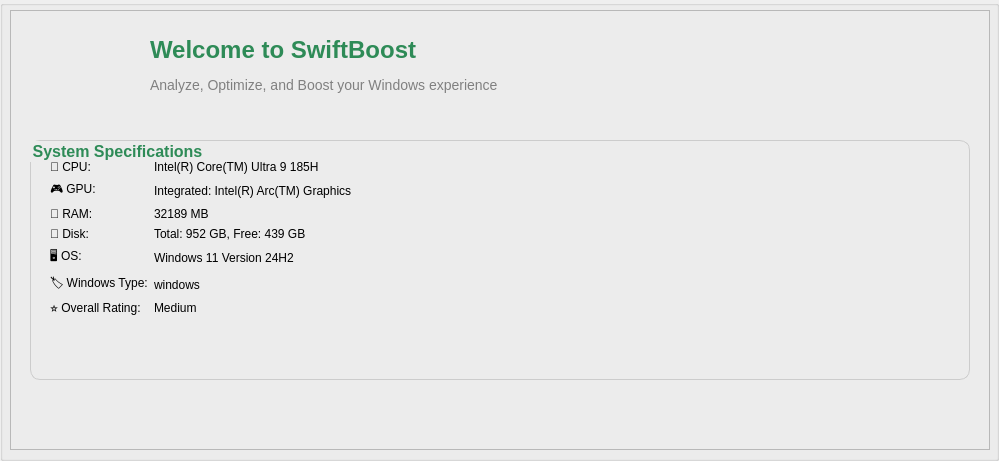
The window that mainmenu.ui (alexhebri/SwiftBoost) describes before a commit, drawn with Qt 5.
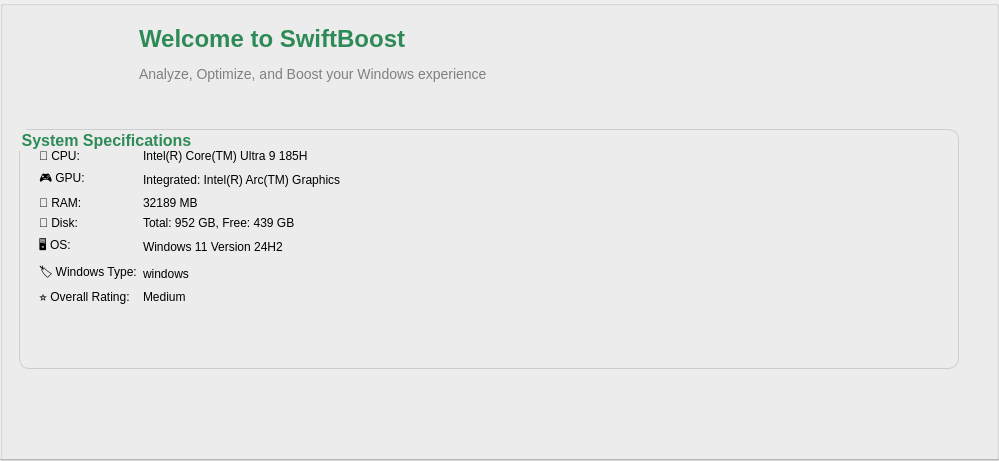
The same window after the commit. Icons and pictures are not drawn.

```diff
--- a/mainmenu.ui
+++ b/mainmenu.ui
@@ -16,10 +16,10 @@
   <widget class="QFrame" name="frame_main">
    <property name="geometry">
     <rect>
-     <x>10</x>
-     <y>10</y>
-     <width>980</width>
-     <height>440</height>
+     <x>-1</x>
+     <y>-1</y>
+     <width>1001</width>
+     <height>461</height>
     </rect>
    </property>
    <property name="frameShape">
```
